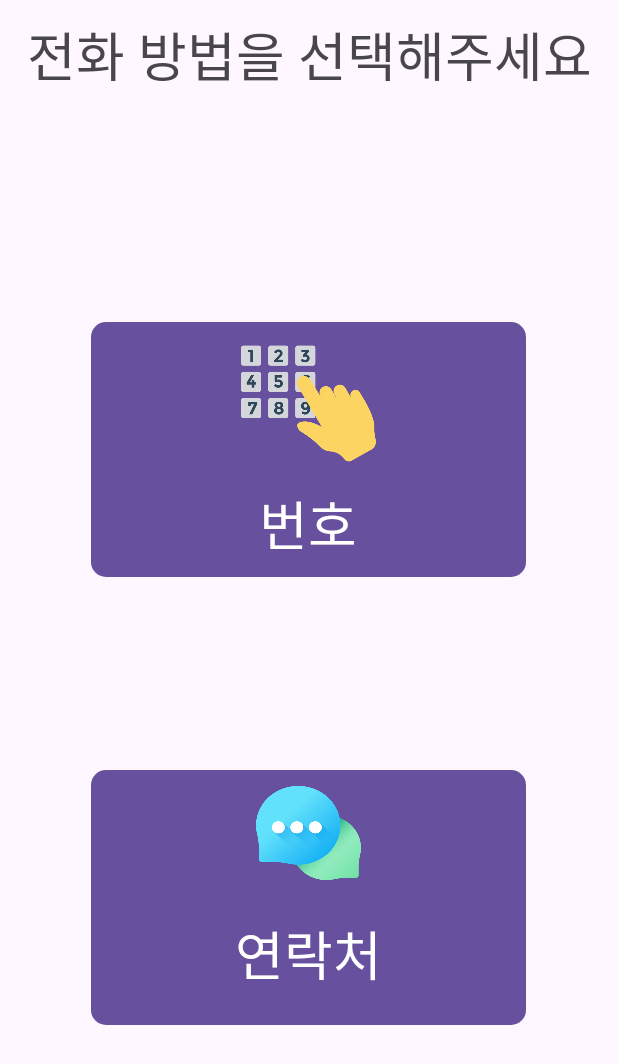
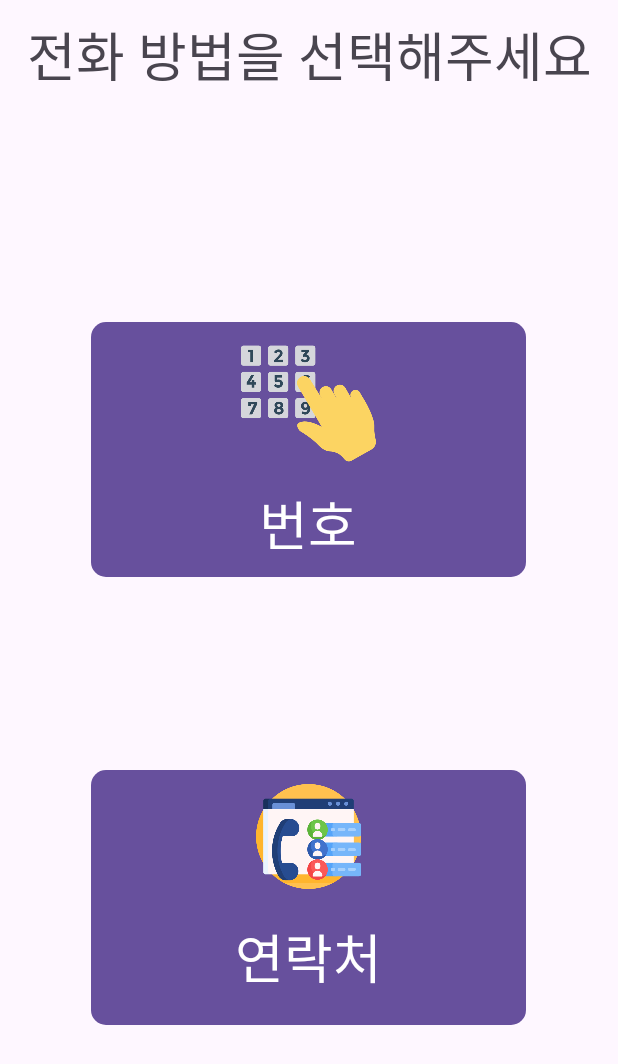
Before and after one commit to August2821/elder_helper, an Android app: the call1 screen opened directly, with no data from a screen before it, on a phone screen of 412 x 824 dp. Shown: the top 1064 px of the screen. Run offline under Robolectric (Android 15) with nearby library versions, the phone set to English and light mode, and no system bars.

```diff
--- /dev/null
+++ b/app/src/main/res/drawable/contactlistinsert.xml
@@ -0,0 +1,7 @@
+<?xml version="1.0" encoding="utf-8"?>
+<layer-list xmlns:android="http://schemas.android.com/apk/res/android">
+    <item
+        android:drawable="@drawable/contactlist"
+        android:width="70dp"
+        android:height="70dp" />
+</layer-list>
--- a/app/src/main/res/layout/call1.xml
+++ b/app/src/main/res/layout/call1.xml
@@ -11,7 +11,7 @@
         android:layout_width="290dp"
         android:layout_height="170dp"
         android:background="@drawable/button_shape"
-        android:drawableTop="@drawable/messageinsert"
+        android:drawableTop="@drawable/contactlistinsert"
         android:paddingTop="9dp"
         android:text="연락처"
         android:textColor="#FFFFFF"
```
Also changed, not shown: app/src/main/res/drawable/contactlist.png (added).
